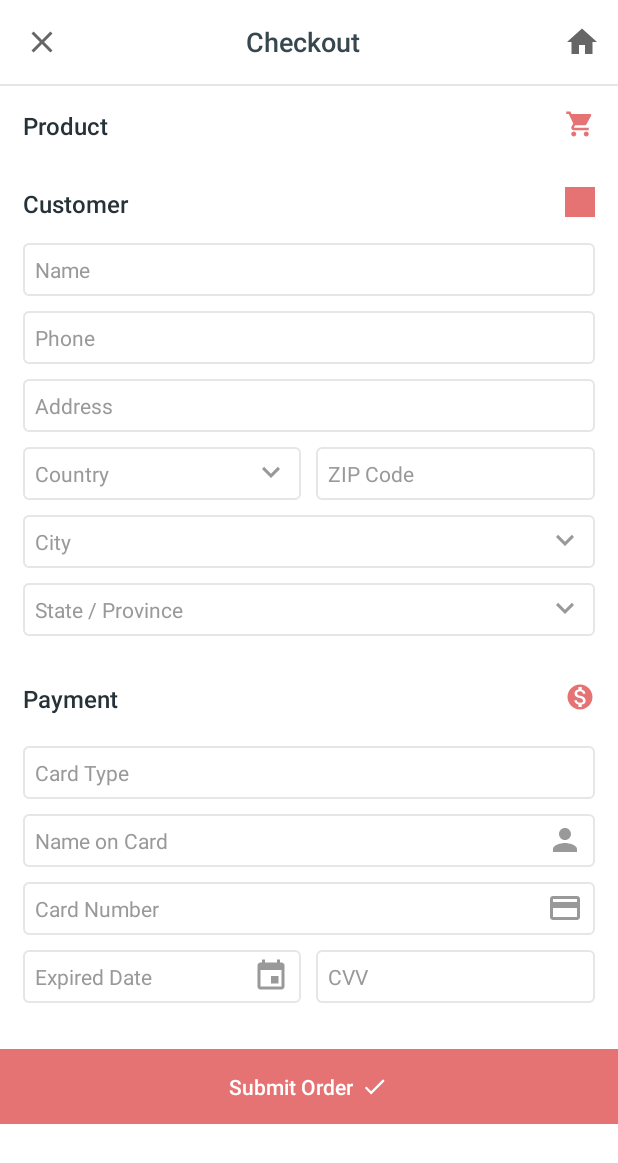
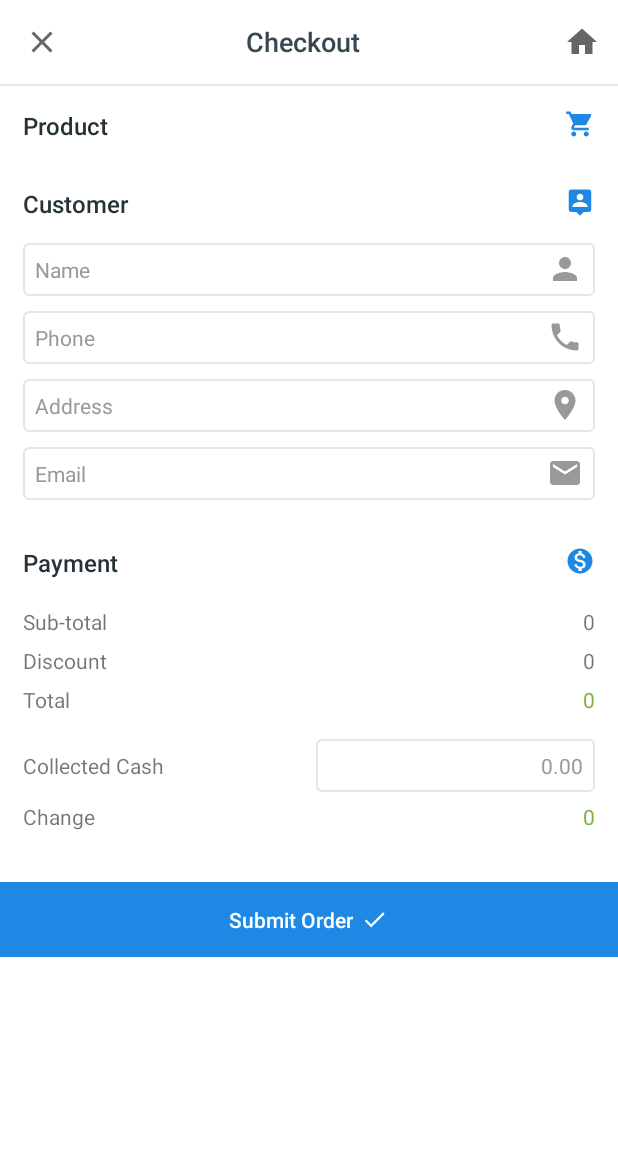
Before and after one commit to faridefendi58/siska, an Android app: the CheckoutActivity screen opened directly, with no data from a screen before it, on a phone screen of 412 x 824 dp. Shown: the top 1163 px of the screen. Run offline under Robolectric (Android 15) with nearby library versions, the phone set to English and light mode, and no system bars; libraries missing offline, so code that uses them is left out: com.balysv.materialripple; plain views replace MaterialRippleLayout.

Commit message:
Payment cash method

```diff
--- a/app/src/main/java/com/slightsite/siskapos/ui/transaction/CheckoutActivity.java
+++ b/app/src/main/java/com/slightsite/siskapos/ui/transaction/CheckoutActivity.java
@@ -8,9 +8,14 @@ import android.support.v7.app.AppCompatActivity;
 import android.support.v7.widget.LinearLayoutManager;
 import android.support.v7.widget.RecyclerView;
 import android.support.v7.widget.Toolbar;
+import android.text.Editable;
+import android.text.TextWatcher;
+import android.util.Log;
 import android.view.Menu;
 import android.view.MenuItem;
 import android.view.View;
+import android.widget.EditText;
+import android.widget.TextView;
 import android.widget.Toast;
 
 import com.slightsite.siskapos.R;
@@ -28,6 +33,10 @@ public class CheckoutActivity extends AppCompatActivity {
     private AdapterListCartCheckout mAdapter;
     private Register register;
     private View parent_view;
+    private EditText colected_cash;
+    private TextView cash_change;
+    private TextView sub_total;
+    private TextView total;
 
     @Override
     protected void onCreate(Bundle savedInstanceState) {
@@ -48,13 +57,52 @@ public class CheckoutActivity extends AppCompatActivity {
 
         parent_view = findViewById(R.id.parent_view);
 
+        double total_cart = 0;
         if(register.hasSale()){
             if (register.getTotal() > 0) {
                 showList(register.getCurrentSale().getAllLineItem());
+                total_cart = register.getTotal();
             }
         } else{
             showList(new ArrayList<LineItem>());
         }
+
+        cash_change = (TextView) findViewById(R.id.cash_change);
+        sub_total = (TextView) findViewById(R.id.sub_total);
+        sub_total.setText(CurrencyController.getInstance().moneyFormat(total_cart));
+        total = (TextView) findViewById(R.id.total);
+        total.setText(CurrencyController.getInstance().moneyFormat(total_cart));
+
+        colected_cash = (EditText) findViewById(R.id.colected_cash);
+        try {
+            int i_total_cart = (int) total_cart;
+            colected_cash.setHint(i_total_cart);
+        } catch (Exception e) {
+            e.printStackTrace();
+        }
+
+        colected_cash.addTextChangedListener(new TextWatcher() {
+
+            public void afterTextChanged(Editable s) {
+                double tot = register.getTotal();
+                double col_tot = 0;
+                try {
+                    col_tot = Double.parseDouble(s.toString());
+                } catch (Exception e) {
+                    e.printStackTrace();
+                }
+                double change_val = 0;
+                if (col_tot >= tot) {
+                    change_val = col_tot - tot;
+                }
+                Log.e("CheckoutActivity", "change_val : "+ change_val);
+                cash_change.setText(CurrencyController.getInstance().moneyFormat(change_val));
+            }
+
+            public void beforeTextChanged(CharSequence s, int start, int count, int after) {}
+
+            public void onTextChanged(CharSequence s, int start, int before, int count) {}
+        });
     }
 
     private void initToolbar() {
--- /dev/null
+++ b/app/src/main/res/drawable/ic_email_grey_24dp.xml
@@ -0,0 +1,5 @@
+<vector android:height="24dp" android:tint="#999999"
+    android:viewportHeight="24.0" android:viewportWidth="24.0"
+    android:width="24dp" xmlns:android="http://schemas.android.com/apk/res/android">
+    <path android:fillColor="#FF000000" android:pathData="M20,4L4,4c-1.1,0 -1.99,0.9 -1.99,2L2,18c0,1.1 0.9,2 2,2h16c1.1,0 2,-0.9 2,-2L22,6c0,-1.1 -0.9,-2 -2,-2zM20,8l-8,5 -8,-5L4,6l8,5 8,-5v2z"/>
+</vector>
--- /dev/null
+++ b/app/src/main/res/drawable/ic_phone_grey_24dp.xml
@@ -0,0 +1,5 @@
+<vector android:height="24dp" android:tint="#999999"
+    android:viewportHeight="24.0" android:viewportWidth="24.0"
+    android:width="24dp" xmlns:android="http://schemas.android.com/apk/res/android">
+    <path android:fillColor="#FF000000" android:pathData="M6.62,10.79c1.44,2.83 3.76,5.14 6.59,6.59l2.2,-2.2c0.27,-0.27 0.67,-0.36 1.02,-0.24 1.12,0.37 2.33,0.57 3.57,0.57 0.55,0 1,0.45 1,1V20c0,0.55 -0.45,1 -1,1 -9.39,0 -17,-7.61 -17,-17 0,-0.55 0.45,-1 1,-1h3.5c0.55,0 1,0.45 1,1 0,1.25 0.2,2.45 0.57,3.57 0.11,0.35 0.03,0.74 -0.25,1.02l-2.2,2.2z"/>
+</vector>
--- /dev/null
+++ b/app/src/main/res/drawable/ic_place_grey_24dp.xml
@@ -0,0 +1,5 @@
+<vector android:height="24dp" android:tint="#999999"
+    android:viewportHeight="24.0" android:viewportWidth="24.0"
+    android:width="24dp" xmlns:android="http://schemas.android.com/apk/res/android">
+    <path android:fillColor="#FF000000" android:pathData="M12,2C8.13,2 5,5.13 5,9c0,5.25 7,13 7,13s7,-7.75 7,-13c0,-3.87 -3.13,-7 -7,-7zM12,11.5c-1.38,0 -2.5,-1.12 -2.5,-2.5s1.12,-2.5 2.5,-2.5 2.5,1.12 2.5,2.5 -1.12,2.5 -2.5,2.5z"/>
+</vector>
--- a/app/src/main/res/layout/activity_transaction_checkout.xml
+++ b/app/src/main/res/layout/activity_transaction_checkout.xml
@@ -75,7 +75,7 @@
             <ImageView
                 android:layout_width="@dimen/spacing_mlarge"
                 android:layout_height="@dimen/spacing_mlarge"
-                android:tint="@color/red_300"
+                android:tint="@color/blue_600"
                 app:srcCompat="@drawable/ic_shopping_cart" />
 
         </LinearLayout>
@@ -124,8 +124,8 @@
                 <ImageView
                     android:layout_width="@dimen/spacing_mlarge"
                     android:layout_height="@dimen/spacing_mlarge"
-                    android:tint="@color/red_300"
-                    app:srcCompat="@drawable/no_image" />
+                    android:tint="@color/blue_600"
+                    app:srcCompat="@drawable/ic_person_pin_black_24dp" />
 
             </LinearLayout>
 
@@ -137,18 +137,24 @@
 
                 <EditText
                     style="@style/EditText.Flat.Grey.Small"
+                    android:inputType="textAutoComplete"
                     android:layout_width="match_parent"
                     android:layout_height="@dimen/spacing_xlarge"
                     android:background="@drawable/edit_text_round_bg_outline"
+                    android:drawableEnd="@drawable/ic_person_grey"
+                    android:drawableRight="@drawable/ic_person_grey"
                     android:hint="Name"
                     android:minHeight="@dimen/spacing_xmlarge" />
 
                 <EditText
                     style="@style/EditText.Flat.Grey.Small"
+                    android:inputType="phone"
                     android:layout_width="match_parent"
                     android:layout_height="@dimen/spacing_xlarge"
                     android:layout_marginTop="@dimen/spacing_middle"
                     android:background="@drawable/edit_text_round_bg_outline"
+                    android:drawableEnd="@drawable/ic_phone_grey_24dp"
+                    android:drawableRight="@drawable/ic_phone_grey_24dp"
                     android:hint="Phone"
                     android:minHeight="@dimen/spacing_xmlarge" />
 
@@ -158,61 +164,21 @@
                     android:layout_height="@dimen/spacing_xlarge"
                     android:layout_marginTop="@dimen/spacing_middle"
                     android:background="@drawable/edit_text_round_bg_outline"
+                    android:drawableEnd="@drawable/ic_place_grey_24dp"
+                    android:drawableRight="@drawable/ic_place_grey_24dp"
                     android:hint="Address"
-                    android:minHeight="@dimen/spacing_xmlarge" />
-
-                <LinearLayout
-                    android:layout_width="match_parent"
-                    android:layout_height="wrap_content"
-                    android:layout_marginTop="@dimen/spacing_middle"
-                    android:orientation="horizontal">
-
-                    <EditText
-                        style="@style/EditText.Flat.Grey.Small"
-                        android:layout_width="0dp"
-                        android:layout_height="@dimen/spacing_xlarge"
-                        android:layout_weight="1"
-                        android:background="@drawable/edit_text_round_bg_outline"
-                        android:drawableEnd="@drawable/ic_expand_arrow"
-                        android:drawableRight="@drawable/ic_expand_arrow"
-                        android:hint="Country"
-                        android:minHeight="@dimen/spacing_xmlarge" />
-
-                    <View
-                        android:layout_width="@dimen/spacing_middle"
-                        android:layout_height="0dp" />
-
-                    <EditText
-                        style="@style/EditText.Flat.Grey.Small"
-                        android:layout_width="0dp"
-                        android:layout_height="@dimen/spacing_xlarge"
-                        android:layout_weight="1"
-                        android:background="@drawable/edit_text_round_bg_outline"
-                        android:hint="ZIP Code"
-                        android:minHeight="@dimen/spacing_xmlarge" />
-
-                </LinearLayout>
-
-                <EditText
-                    style="@style/EditText.Flat.Grey.Small"
-                    android:layout_width="match_parent"
-                    android:layout_height="@dimen/spacing_xlarge"
-                    android:layout_marginTop="@dimen/spacing_middle"
-                    android:background="@drawable/edit_text_round_bg_outline"
-                    android:drawableEnd="@drawable/ic_expand_arrow"
-                    android:drawableRight="@drawable/ic_expand_arrow"
-                    android:hint="City"
                     android:minHeight="@dimen/spacing_xmlarge" />
 
                 <EditText
                     style="@style/EditText.Flat.Grey.Small"
                     android:layout_width="match_parent"
                     android:layout_height="@dimen/spacing_xlarge"
+                    android:inputType="textEmailAddress"
                     android:layout_marginTop="@dimen/spacing_middle"
                     android:background="@drawable/edit_text_round_bg_outline"
-                    android:drawableEnd="@drawable/ic_expand_arrow"
-                    android:drawableRight="@drawable/ic_expand_arrow"
-                    android:hint="State / Province"
+                    android:drawableEnd="@drawable/ic_email_grey_24dp"
+                    android:drawableRight="@drawable/ic_email_grey_24dp"
+                    android:hint="Email"
                     android:minHeight="@dimen/spacing_xmlarge" />
 
             </LinearLayout>
@@ -246,78 +212,166 @@
                 <ImageView
                     android:layout_width="@dimen/spacing_mlarge"
                     android:layout_height="@dimen/spacing_mlarge"
-                    android:tint="@color/red_300"
+                    android:tint="@color/blue_600"
                     app:srcCompat="@drawable/ic_monetization_on" />
 
             </LinearLayout>
+
+            <View
+                android:layout_width="0dp"
+                android:layout_height="@dimen/spacing_middle" />
 
             <LinearLayout
                 android:layout_width="match_parent"
                 android:layout_height="wrap_content"
                 android:orientation="vertical"
-                android:padding="@dimen/spacing_large">
+                android:paddingHorizontal="@dimen/spacing_middle">
 
-                <EditText
-                    style="@style/EditText.Flat.Grey.Small"
+                <LinearLayout
                     android:layout_width="match_parent"
-                    android:layout_height="@dimen/spacing_xlarge"
-                    android:background="@drawable/edit_text_round_bg_outline"
-                    android:hint="Card Type"
-                    android:minHeight="@dimen/spacing_xmlarge" />
+                    android:layout_height="wrap_content"
+                    android:orientation="horizontal"
+                    android:paddingVertical="@dimen/spacing_small"
+                    android:paddingHorizontal="@dimen/spacing_medium"
+                    android:weightSum="2">
 
-                <EditText
-                    style="@style/EditText.Flat.Grey.Small"
+                    <TextView
+                        android:layout_width="0dp"
+                        android:layout_height="wrap_content"
+                        android:layout_weight="1"
+                        android:text="Sub-total"
+                        />
+
+                    <TextView
+                        android:id="@+id/sub_total"
+                        android:layout_width="0dp"
+                        android:layout_height="wrap_content"
+                        android:layout_weight="1"
+                        android:text="100.000"
+                        android:textAlignment="textEnd"
+                        />
+                </LinearLayout>
+
+                <LinearLayout
                     android:layout_width="match_parent"
-                    android:layout_height="@dimen/spacing_xlarge"
-                    android:layout_marginTop="@dimen/spacing_middle"
-                    android:background="@drawable/edit_text_round_bg_outline"
-                    android:drawableEnd="@drawable/ic_person_grey"
-                    android:drawableRight="@drawable/ic_person_grey"
-                    android:hint="Name on Card"
-                    android:minHeight="@dimen/spacing_xmlarge" />
+                    android:layout_height="wrap_content"
+                    android:orientation="horizontal"
+                    android:paddingVertical="@dimen/spacing_small"
+                    android:paddingHorizontal="@dimen/spacing_medium"
+                    android:weightSum="2">
 
-                <EditText
-                    style="@style/EditText.Flat.Grey.Small"
+                    <TextView
+                        android:layout_width="0dp"
+                        android:layout_height="wrap_content"
+                        android:layout_weight="1"
+                        android:text="@string/product_discount"
+                        />
+
+                    <TextView
+                        android:layout_width="0dp"
+                        android:layout_height="wrap_content"
+                        android:layout_weight="1"
+                        android:text="0"
+                        android:textAlignment="textEnd"
+                        />
+                </LinearLayout>
+
+                <LinearLayout
                     android:layout_width="match_parent"
-                    android:layout_height="@dimen/spacing_xlarge"
-                    android:layout_marginTop="@dimen/spacing_middle"
-                    android:background="@drawable/edit_text_round_bg_outline"
-                    android:drawableEnd="@drawable/ic_credit_card_grey"
-                    android:drawableRight="@drawable/ic_credit_card_grey"
-                    android:hint="Card Number"
-                    android:minHeight="@dimen/spacing_xmlarge" />
+                    android:layout_height="wrap_content"
+                    android:orientation="horizontal"
+                    android:paddingVertical="@dimen/spacing_small"
+                    android:paddingHorizontal="@dimen/spacing_medium"
+                    android:weightSum="2">
+
+                    <TextView
+                        android:layout_width="0dp"
+                        android:layout_height="wrap_content"
+                        android:layout_weight="1"
+                        android:text="@string/total"
+                        />
+
+                    <View
+                        android:layout_width="@dimen/spacing_small"
+                        android:layout_height="0dp" />
+
+                    <TextView
+                        android:id="@+id/total"
+                        android:layout_width="0dp"
+                        android:layout_height="wrap_content"
+                        android:layout_weight="1"
+                        android:text="100.000"
+                        android:textColor="@color/light_green_600"
+                        android:textAlignment="textEnd"
+                        />
+                </LinearLayout>
 
                 <LinearLayout
                     android:layout_width="match_parent"
                     android:layout_height="wrap_content"
                     android:layout_marginTop="@dimen/spacing_middle"
+                    android:paddingVertical="@dimen/spacing_small"
+                    android:paddingHorizontal="@dimen/spacing_medium"
                     android:orientation="horizontal">
 
-                    <EditText
-                        style="@style/EditText.Flat.Grey.Small"
+                    <TextView
                         android:layout_width="0dp"
                         android:layout_height="@dimen/spacing_xlarge"
                         android:layout_weight="1"
-                        android:background="@drawable/edit_text_round_bg_outline"
-                        android:drawableEnd="@drawable/ic_event_grey"
-                        android:drawableRight="@drawable/ic_event_grey"
-                        android:hint="Expired Date" />
+                        android:text="Collected Cash" />
 
                     <View
                         android:layout_width="@dimen/spacing_middle"
                         android:layout_height="0dp" />
 
                     <EditText
+                        android:id="@+id/colected_cash"
                         style="@style/EditText.Flat.Grey.Small"
+                        android:inputType="number"
                         android:layout_width="0dp"
                         android:layout_height="@dimen/spacing_xlarge"
                         android:layout_weight="1"
                         android:background="@drawable/edit_text_round_bg_outline"
-                        android:hint="CVV" />
+                        android:hint="0.00"
+                        android:textAlignment="textEnd"/>
 
                 </LinearLayout>
 
+                <LinearLayout
+                    android:layout_width="match_parent"
+                    android:layout_height="wrap_content"
+                    android:orientation="horizontal"
+                    android:paddingVertical="@dimen/spacing_small"
+                    android:paddingHorizontal="@dimen/spacing_medium"
+                    android:weightSum="2">
+
+                    <TextView
+                        android:layout_width="0dp"
+                        android:layout_height="wrap_content"
+                        android:layout_weight="1"
+                        android:text="@string/change"
+                        />
+
+                    <View
+                        android:layout_width="@dimen/spacing_small"
+                        android:layout_height="0dp" />
+
+                    <TextView
+                        android:id="@+id/cash_change"
+                        android:layout_width="0dp"
+                        android:layout_height="wrap_content"
+                        android:layout_weight="1"
+                        android:text="0"
+                        android:textColor="@color/light_green_600"
+                        android:textAlignment="textEnd"
+                        />
+                </LinearLayout>
+
             </LinearLayout>
+
+            <View
+                android:layout_width="0dp"
+                android:layout_height="@dimen/spacing_large" />
 
         </LinearLayout>
 
@@ -330,7 +384,7 @@
             style="@style/RippleStyleWhite"
             android:layout_width="match_parent"
             android:layout_height="@dimen/spacing_xxlarge"
-            android:background="@color/red_300">
+            android:background="@color/blue_600">
 
             <LinearLayout
                 android:layout_width="wrap_content"
```
